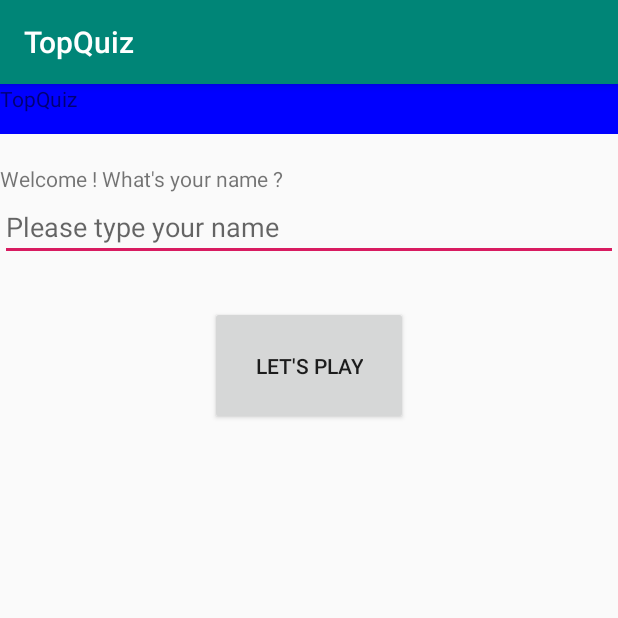
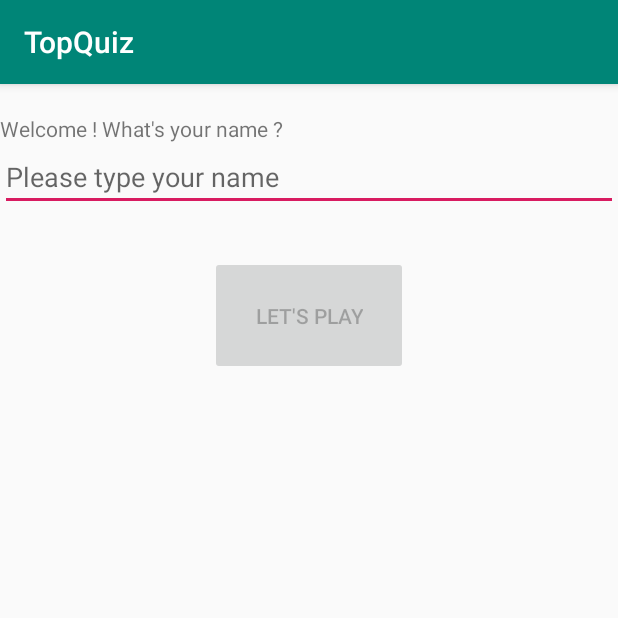
Before and after one commit to mickCampusEni/Top-Quiz, an Android app: the screen it shows after launch (MainActivity), on a phone screen of 412 x 824 dp, the top half of it. Run offline under Robolectric (Android 15) with nearby library versions, the phone set to English and light mode, and no system bars.

```diff
--- a/app/src/main/java/com/example/topquiz/MainActivity.java
+++ b/app/src/main/java/com/example/topquiz/MainActivity.java
@@ -3,6 +3,9 @@ package com.example.topquiz;
 import androidx.appcompat.app.AppCompatActivity;
 
 import android.os.Bundle;
+import android.text.Editable;
+import android.text.TextWatcher;
+import android.view.View;
 import android.widget.Button;
 import android.widget.EditText;
 import android.widget.TextView;
@@ -21,5 +24,33 @@ public class MainActivity extends AppCompatActivity {
         mGreetingText = findViewById(R.id.activity_main_greeting_txt);
         mNameInput = findViewById(R.id.activity_main_name_input);
         mPlayButton = findViewById(R.id.activity_main_play_btn);
+
+        // Désactive le boutton lorsque le champ est vide
+        mPlayButton.setEnabled(false);
+
+        mNameInput.addTextChangedListener(new TextWatcher() {
+            @Override
+            public void beforeTextChanged(CharSequence charSequence, int i, int i1, int i2) {
+
+            }
+
+            @Override
+            public void onTextChanged(CharSequence c, int i, int i1, int i2) {
+                String saisie = c.toString().trim();
+                mPlayButton.setEnabled(!saisie.isEmpty());
+            }
+
+            @Override
+            public void afterTextChanged(Editable editable) {
+
+            }
+        });
+
+        mPlayButton.setOnClickListener(new View.OnClickListener() {
+            @Override
+            public void onClick(View view) {
+
+            }
+        });
     }
 }
--- a/app/src/main/res/layout/activity_main.xml
+++ b/app/src/main/res/layout/activity_main.xml
@@ -6,12 +6,6 @@
     android:layout_height="match_parent"
     android:orientation="vertical"
     tools:context=".MainActivity">
-
-    <TextView
-        android:layout_width="match_parent"
-        android:layout_height="33dp"
-        android:background="#0000FF"
-        android:text="TopQuiz" />
 
     <TextView
         android:id="@+id/activity_main_greeting_txt"
```
